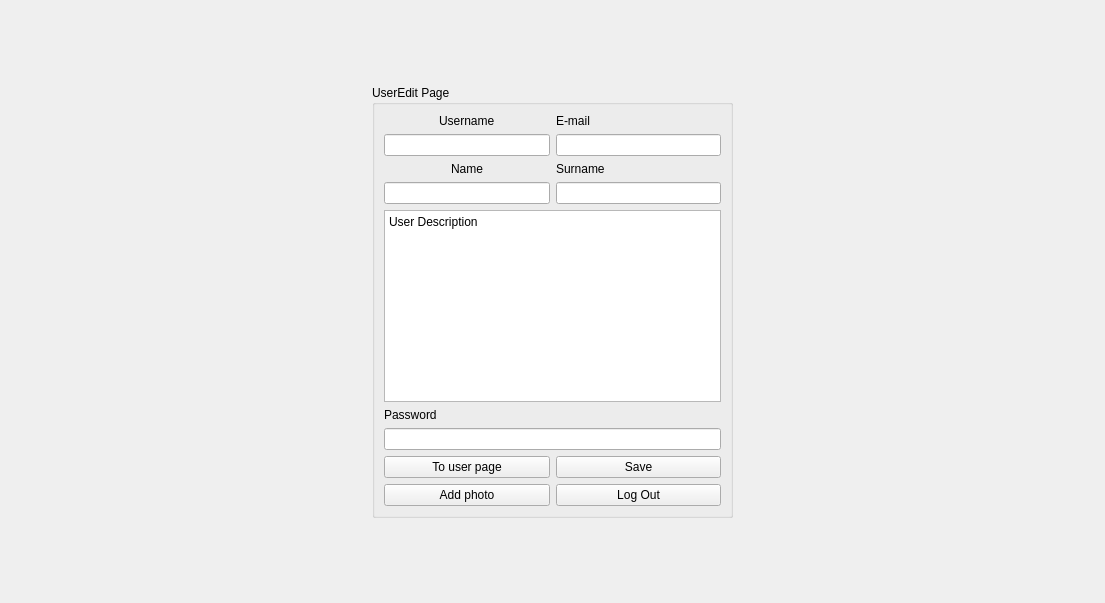
Above: client/client/src/user_edit_page.ui from v-mk-s/StartYourProject before the change. Below: the same form after it.
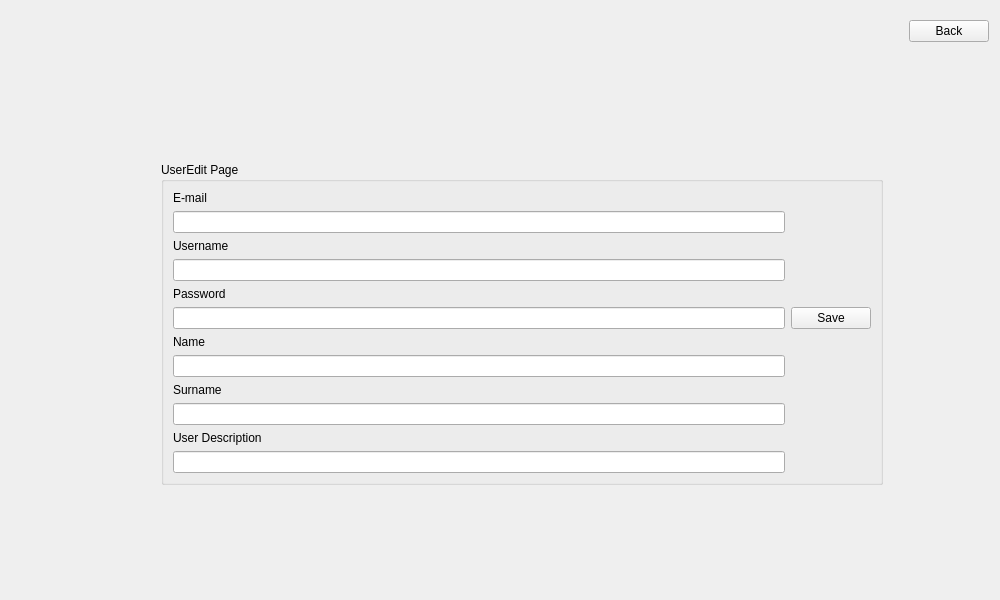
That is the form after the change.

The edit to the form file:
```diff
--- a/client/client/src/user_edit_page.ui
+++ b/client/client/src/user_edit_page.ui
@@ -6,71 +6,110 @@
    <rect>
     <x>0</x>
     <y>0</y>
-    <width>1105</width>
-    <height>603</height>
+    <width>1000</width>
+    <height>600</height>
    </rect>
   </property>
   <property name="windowTitle">
    <string>Form</string>
   </property>
   <layout class="QGridLayout" name="gridLayout_2">
-   <item row="1" column="1">
+   <item row="0" column="3">
+    <widget class="QPushButton" name="pushGoToUserPageButton">
+     <property name="text">
+      <string>Back</string>
+     </property>
+    </widget>
+   </item>
+   <item row="0" column="2">
+    <spacer name="verticalSpacer_3">
+     <property name="orientation">
+      <enum>Qt::Vertical</enum>
+     </property>
+     <property name="sizeType">
+      <enum>QSizePolicy::Fixed</enum>
+     </property>
+     <property name="sizeHint" stdset="0">
+      <size>
+       <width>20</width>
+       <height>40</height>
+      </size>
+     </property>
+    </spacer>
+   </item>
+   <item row="3" column="2">
+    <spacer name="verticalSpacer_2">
+     <property name="orientation">
+      <enum>Qt::Vertical</enum>
+     </property>
+     <property name="sizeHint" stdset="0">
+      <size>
+       <width>20</width>
+       <height>40</height>
+      </size>
+     </property>
+    </spacer>
+   </item>
+   <item row="1" column="2">
+    <spacer name="verticalSpacer">
+     <property name="orientation">
+      <enum>Qt::Vertical</enum>
+     </property>
+     <property name="sizeHint" stdset="0">
+      <size>
+       <width>20</width>
+       <height>40</height>
+      </size>
+     </property>
+    </spacer>
+   </item>
+   <item row="2" column="0">
+    <spacer name="horizontalSpacer">
+     <property name="orientation">
+      <enum>Qt::Horizontal</enum>
+     </property>
+     <property name="sizeType">
+      <enum>QSizePolicy::Fixed</enum>
+     </property>
+     <property name="sizeHint" stdset="0">
+      <size>
+       <width>150</width>
+       <height>20</height>
+      </size>
+     </property>
+    </spacer>
+   </item>
+   <item row="2" column="1">
     <widget class="QGroupBox" name="groupBox">
      <property name="title">
       <string>UserEdit Page</string>
      </property>
      <layout class="QGridLayout" name="gridLayout">
-      <item row="1" column="0">
-       <widget class="QLineEdit" name="le_username">
-        <property name="text">
-         <string/>
-        </property>
-       </widget>
-      </item>
-      <item row="0" column="0" alignment="Qt::AlignHCenter">
-       <widget class="QLabel" name="label">
-        <property name="text">
-         <string>Username</string>
-        </property>
-       </widget>
-      </item>
-      <item row="0" column="1">
+      <item row="0" column="0">
        <widget class="QLabel" name="label_2">
         <property name="text">
          <string>E-mail</string>
         </property>
        </widget>
       </item>
-      <item row="8" column="0" colspan="2">
-       <widget class="QLineEdit" name="le_password">
-        <property name="text">
-         <string/>
-        </property>
-       </widget>
-      </item>
-      <item row="1" column="1">
+      <item row="1" column="0">
        <widget class="QLineEdit" name="le_email"/>
       </item>
-      <item row="4" column="1">
-       <widget class="QLabel" name="label_4">
+      <item row="2" column="0">
+       <widget class="QLabel" name="label">
         <property name="text">
-         <string>Surname</string>
+         <string>Username</string>
         </property>
        </widget>
       </item>
-      <item row="6" column="0" colspan="2">
-       <widget class="QTextEdit" name="le_user_description">
-        <property name="html">
-         <string>&lt;!DOCTYPE HTML PUBLIC &quot;-//W3C//DTD HTML 4.0//EN&quot; &quot;http://www.w3.org/TR/REC-html40/strict.dtd&quot;&gt;
-&lt;html&gt;&lt;head&gt;&lt;meta name=&quot;qrichtext&quot; content=&quot;1&quot; /&gt;&lt;meta charset=&quot;utf-8&quot; /&gt;&lt;style type=&quot;text/css&quot;&gt;
-p, li { white-space: pre-wrap; }
-&lt;/style&gt;&lt;/head&gt;&lt;body style=&quot; font-family:'Segoe UI'; font-size:9pt; font-weight:400; font-style:normal;&quot;&gt;
-&lt;p style=&quot; margin-top:0px; margin-bottom:0px; margin-left:0px; margin-right:0px; -qt-block-indent:0; text-indent:0px;&quot;&gt;User Description&lt;/p&gt;
-&lt;p style=&quot;-qt-paragraph-type:empty; margin-top:0px; margin-bottom:0px; margin-left:0px; margin-right:0px; -qt-block-indent:0; text-indent:0px;&quot;&gt;&lt;br /&gt;&lt;/p&gt;&lt;/body&gt;&lt;/html&gt;</string>
+      <item row="3" column="0">
+       <widget class="QLineEdit" name="le_username">
+        <property name="text">
+         <string/>
         </property>
        </widget>
       </item>
-      <item row="7" column="0">
+      <item row="4" column="0">
        <widget class="QLabel" name="label_3">
         <property name="text">
          <string>Password</string>
@@ -78,101 +117,52 @@
        </widget>
       </item>
       <item row="5" column="0">
-       <widget class="QLineEdit" name="le_name"/>
+       <widget class="QLineEdit" name="le_password">
+        <property name="text">
+         <string/>
+        </property>
+       </widget>
       </item>
       <item row="5" column="1">
-       <widget class="QLineEdit" name="le_surname"/>
-      </item>
-      <item row="4" column="0" alignment="Qt::AlignHCenter">
-       <widget class="QLabel" name="label_5">
-        <property name="text">
-         <string>Name</string>
-        </property>
-       </widget>
-      </item>
-      <item row="12" column="1">
        <widget class="QPushButton" name="pushSaveButton">
         <property name="text">
          <string>Save</string>
         </property>
        </widget>
       </item>
-      <item row="12" column="0">
-       <widget class="QPushButton" name="pushGoToUserPageButton">
+      <item row="6" column="0">
+       <widget class="QLabel" name="label_5">
         <property name="text">
-         <string>To user page</string>
+         <string>Name</string>
         </property>
        </widget>
       </item>
-      <item row="13" column="0">
-       <widget class="QPushButton" name="pushAddPhotoButton">
+      <item row="7" column="0">
+       <widget class="QLineEdit" name="le_name"/>
+      </item>
+      <item row="8" column="0">
+       <widget class="QLabel" name="label_4">
         <property name="text">
-         <string>Add photo</string>
+         <string>Surname</string>
         </property>
        </widget>
       </item>
-      <item row="13" column="1">
-       <widget class="QPushButton" name="pushLogOutButton">
+      <item row="9" column="0">
+       <widget class="QLineEdit" name="le_surname"/>
+      </item>
+      <item row="10" column="0">
+       <widget class="QLabel" name="label_6">
         <property name="text">
-         <string>Log Out</string>
+         <string>User Description</string>
         </property>
        </widget>
       </item>
+      <item row="11" column="0">
+       <widget class="QLineEdit" name="le_user_description"/>
+      </item>
      </layout>
     </widget>
    </item>
-   <item row="0" column="1">
-    <spacer name="verticalSpacer">
-     <property name="orientation">
-      <enum>Qt::Vertical</enum>
-     </property>
-     <property name="sizeHint" stdset="0">
-      <size>
-       <width>20</width>
-       <height>40</height>
-      </size>
-     </property>
-    </spacer>
-   </item>
-   <item row="1" column="0">
-    <spacer name="horizontalSpacer">
-     <property name="orientation">
-      <enum>Qt::Horizontal</enum>
-     </property>
-     <property name="sizeHint" stdset="0">
-      <size>
-       <width>40</width>
-       <height>20</height>
-      </size>
-     </property>
-    </spacer>
-   </item>
-   <item row="1" column="2">
-    <spacer name="horizontalSpacer_2">
-     <property name="orientation">
-      <enum>Qt::Horizontal</enum>
-     </property>
-     <property name="sizeHint" stdset="0">
-      <size>
-       <width>40</width>
-       <height>20</height>
-      </size>
-     </property>
-    </spacer>
-   </item>
-   <item row="2" column="1">
-    <spacer name="verticalSpacer_2">
-     <property name="orientation">
-      <enum>Qt::Vertical</enum>
-     </property>
-     <property name="sizeHint" stdset="0">
-      <size>
-       <width>20</width>
-       <height>40</height>
-      </size>
-     </property>
-    </spacer>
-   </item>
   </layout>
  </widget>
  <resources/>
```
